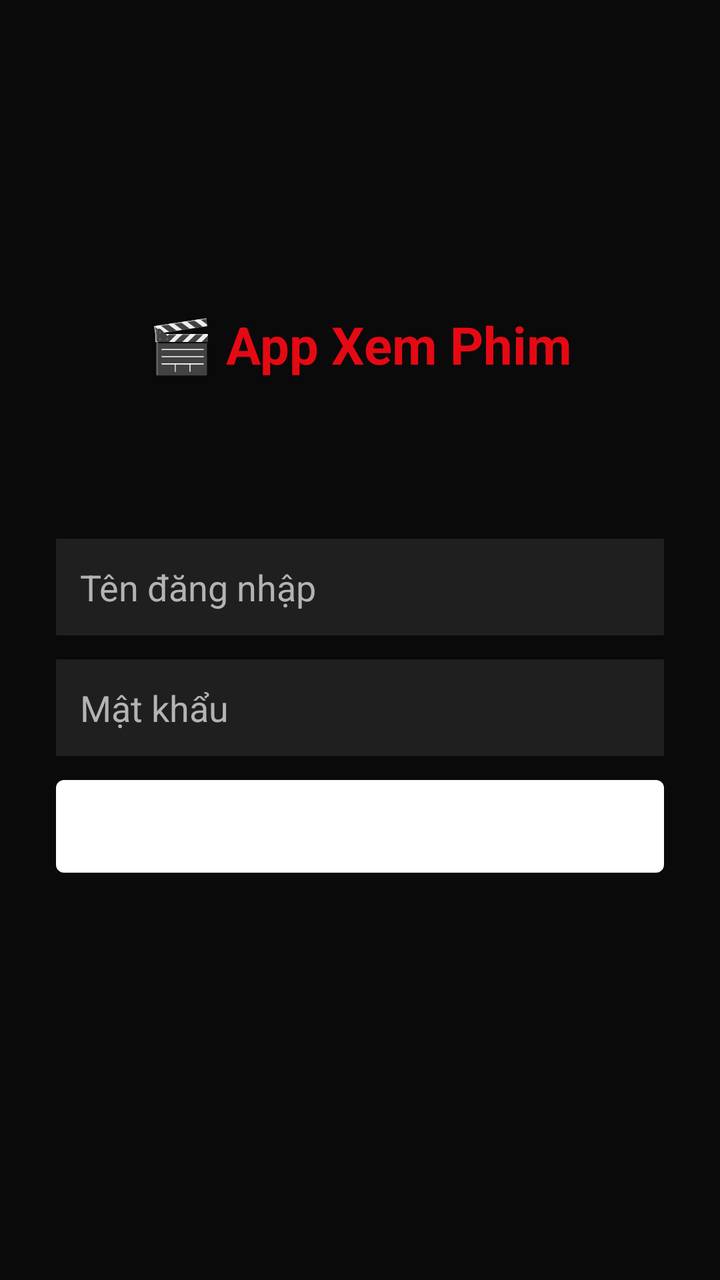
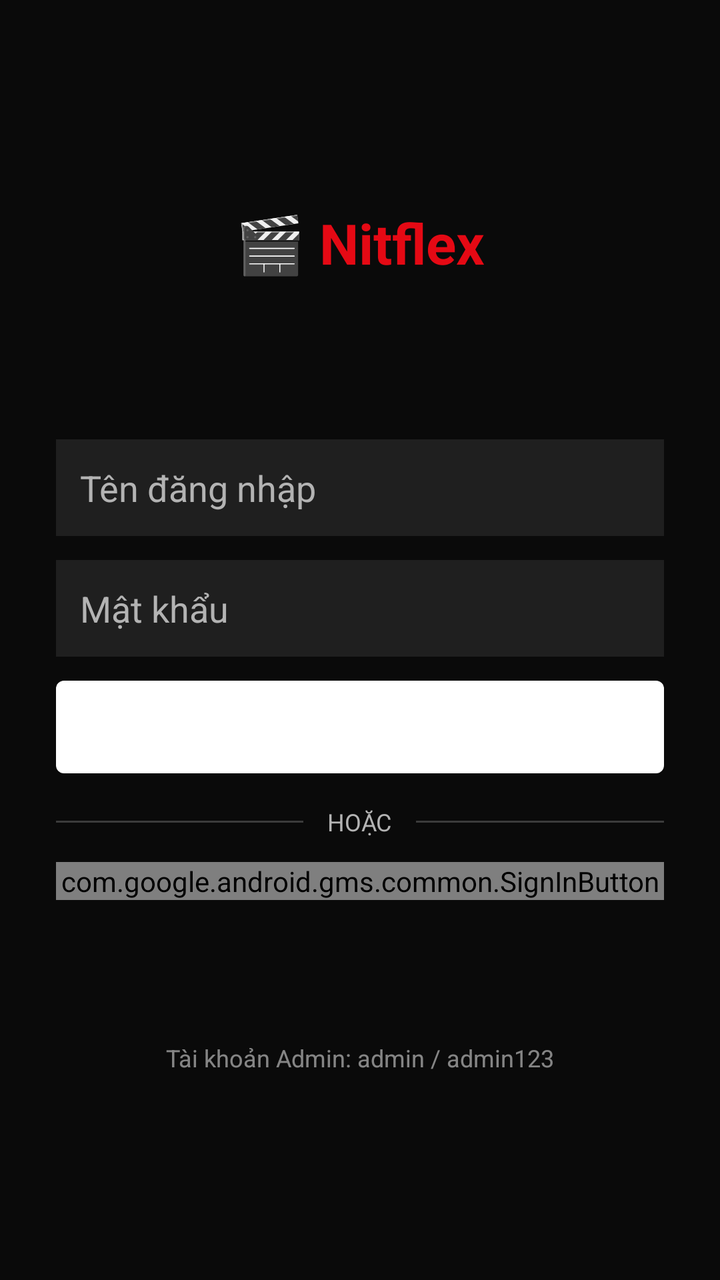

The first picture is an Android layout as it rendered before a commit; the second is the same layout after the commit. The layout source and the unified diff follow.
<!-- AndroidManifest.xml: application theme Theme.Uneti -->
<!-- res/layout/activity_login.xml -->
<?xml version="1.0" encoding="utf-8"?>
<FrameLayout xmlns:android="http://schemas.android.com/apk/res/android"
    android:layout_width="match_parent"
    android:layout_height="match_parent"
    android:background="@color/bgRoot">

    <LinearLayout
        android:layout_width="match_parent"
        android:layout_height="wrap_content"
        android:layout_gravity="center"
        android:orientation="vertical"
        android:padding="28dp">

        <TextView
            android:layout_width="match_parent"
            android:layout_height="wrap_content"
            android:layout_marginBottom="36dp"
            android:gravity="center"
            android:text="🎬 App Xem Phim"
            android:textColor="@color/colorAccent"
            android:textSize="26sp"
            android:textStyle="bold" />

        <TextView
            android:id="@+id/tvFormTitle"
            android:layout_width="match_parent"
            android:layout_height="wrap_content"
            android:layout_marginBottom="18dp"
            android:textColor="@color/textPrimary"
            android:textSize="19sp"
            android:textStyle="bold" />

        <EditText
            android:id="@+id/etUsername"
            android:layout_width="match_parent"
            android:layout_height="wrap_content"
            android:layout_marginBottom="12dp"
            android:background="@color/bgCard"
            android:hint="Tên đăng nhập"
            android:inputType="text"
            android:padding="12dp"
            android:textColor="@color/textPrimary"
            android:textColorHint="@color/textMuted" />

        <EditText
            android:id="@+id/etPassword"
            android:layout_width="match_parent"
            android:layout_height="wrap_content"
            android:layout_marginBottom="12dp"
            android:background="@color/bgCard"
            android:hint="Mật khẩu"
            android:inputType="textPassword"
            android:padding="12dp"
            android:textColor="@color/textPrimary"
            android:textColorHint="@color/textMuted" />

        <EditText
            android:id="@+id/etConfirmPassword"
            android:layout_width="match_parent"
            android:layout_height="wrap_content"
            android:layout_marginBottom="16dp"
            android:background="@color/bgCard"
            android:hint="Nhập lại mật khẩu"
            android:inputType="textPassword"
            android:padding="12dp"
            android:textColor="@color/textPrimary"
            android:textColorHint="@color/textMuted"
            android:visibility="gone" />

        <TextView
            android:id="@+id/btnSubmit"
            android:layout_width="match_parent"
            android:layout_height="wrap_content"
            android:background="@drawable/bg_btn_play"
            android:gravity="center"
            android:padding="13dp"
            android:textColor="#000000"
            android:textSize="15sp"
            android:textStyle="bold" />

        <TextView
            android:id="@+id/tvToggleMode"
            android:layout_width="match_parent"
            android:layout_height="wrap_content"
            android:layout_marginTop="18dp"
            android:gravity="center"
            android:padding="6dp"
            android:textColor="@color/textMuted"
            android:textSize="13.5sp" />

    </LinearLayout>
</FrameLayout>
<!-- resources referenced by this layout -->
<resources>
  <color name="bgCard">#1F1F1F</color>
  <color name="bgRoot">#0A0A0A</color>
  <color name="colorAccent">#E50914</color>
  <color name="textMuted">#B3B3B3</color>
  <color name="textPrimary">#FFFFFF</color>
  <!-- drawable bg_btn_play (drawable) -->
  <?xml version="1.0" encoding="utf-8"?>
  <shape xmlns:android="http://schemas.android.com/apk/res/android">
      <solid android:color="#FFFFFF" />
      <corners android:radius="4dp" />
  </shape>
  <style name="Theme.Uneti" parent="Theme.MaterialComponents.DayNight.NoActionBar">
          <item name="colorPrimary">@color/colorPrimary</item>
          <item name="colorPrimaryDark">@color/colorPrimaryDark</item>
          <item name="colorAccent">@color/colorAccent</item>
          <item name="android:windowBackground">@color/bgRoot</item>
          <item name="android:statusBarColor">@color/colorPrimaryDark</item>
      </style>
  <color name="colorPrimary">#141414</color>
  <color name="colorPrimaryDark">#000000</color>
</resources>

<!-- the commit's change to res/layout/activity_login.xml (unified diff, before → after) -->
@@ -11,15 +11,15 @@
         android:orientation="vertical"
         android:padding="28dp">
 
-        <TextView
-            android:layout_width="match_parent"
-            android:layout_height="wrap_content"
-            android:layout_marginBottom="36dp"
-            android:gravity="center"
-            android:text="🎬 App Xem Phim"
-            android:textColor="@color/colorAccent"
-            android:textSize="26sp"
-            android:textStyle="bold" />
+            <TextView
+                android:layout_width="match_parent"
+                android:layout_height="wrap_content"
+                android:layout_marginBottom="36dp"
+                android:gravity="center"
+                android:text="🎬 Nitflex"
+                android:textColor="@color/colorAccent"
+                android:textSize="28sp"
+                android:textStyle="bold" />
 
         <TextView
             android:id="@+id/tvFormTitle"
@@ -78,6 +78,42 @@
             android:textSize="15sp"
             android:textStyle="bold" />
 
+        
+        <LinearLayout
+            android:id="@+id/layoutOrGoogle"
+            android:layout_width="match_parent"
+            android:layout_height="wrap_content"
+            android:layout_marginTop="16dp"
+            android:layout_marginBottom="12dp"
+            android:gravity="center"
+            android:orientation="horizontal">
+
+            <View
+                android:layout_width="0dp"
+                android:layout_height="1dp"
+                android:layout_weight="1"
+                android:background="#33FFFFFF" />
+
+            <TextView
+                android:layout_width="wrap_content"
+                android:layout_height="wrap_content"
+                android:layout_marginHorizontal="12dp"
+                android:text="HOẶC"
+                android:textColor="@color/textMuted"
+                android:textSize="12sp" />
+
+            <View
+                android:layout_width="0dp"
+                android:layout_height="1dp"
+                android:layout_weight="1"
+                android:background="#33FFFFFF" />
+        </LinearLayout>
+
+        <com.google.android.gms.common.SignInButton
+            android:id="@+id/sign_in_button"
+            android:layout_width="match_parent"
+            android:layout_height="wrap_content" />
+
         <TextView
             android:id="@+id/tvToggleMode"
             android:layout_width="match_parent"
@@ -88,5 +124,14 @@
             android:textColor="@color/textMuted"
             android:textSize="13.5sp" />
 
+        <TextView
+            android:layout_width="match_parent"
+            android:layout_height="wrap_content"
+            android:layout_marginTop="22dp"
+            android:gravity="center"
+            android:text="Tài khoản Admin: admin / admin123"
+            android:textColor="#80FFFFFF"
+            android:textSize="12sp" />
+
     </LinearLayout>
 </FrameLayout>
